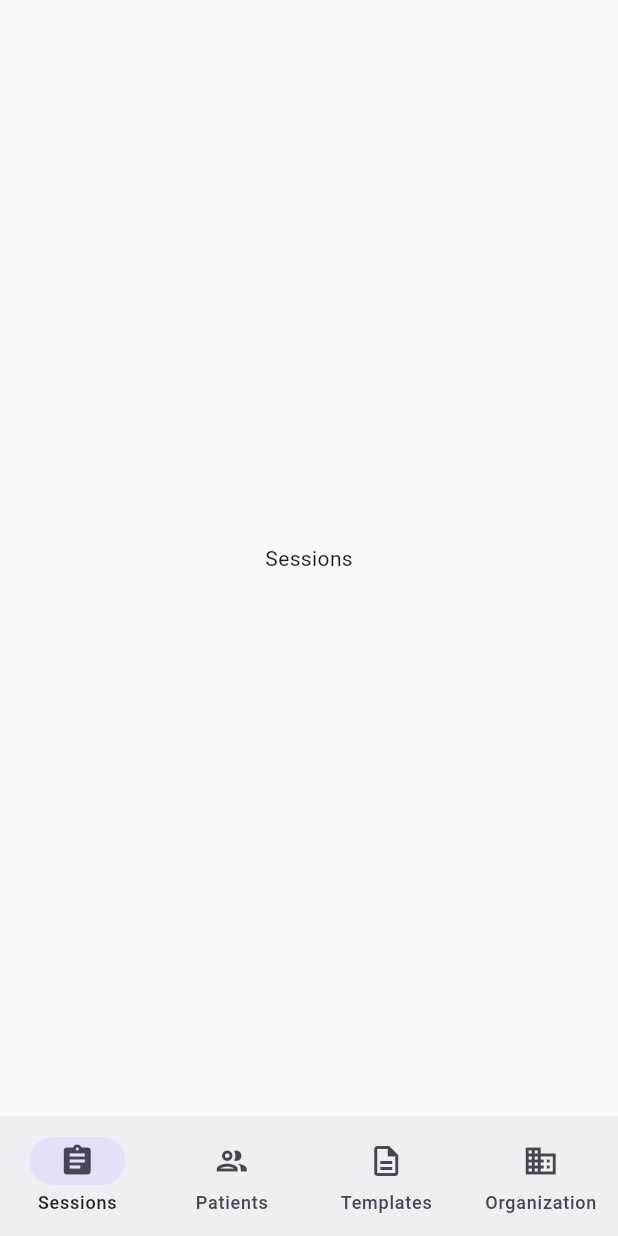
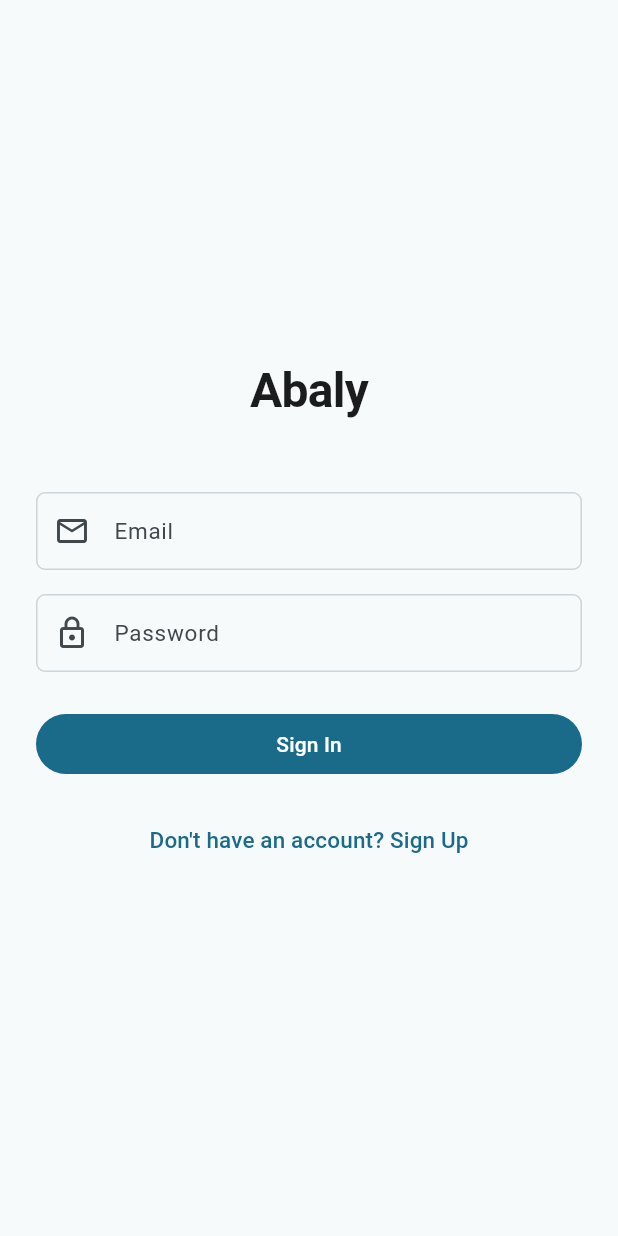
Before and after one commit to irvine5k/abaly-flutter, a Flutter app: the screen it shows after launch, on a phone screen of 412 x 824 dp. Run offline on Flutter 3.47's test engine with Material 3 defaults, Android fonts, the phone set to English and light mode, and no system bars; our stand-ins replace equatable, flutter_bloc, go_router, supabase_flutter; accounts and stored records are empty.

Commit message:
COR-40: Add auth feature with cubit, login/sign-up pages, and router guards (#9)
Co-authored-by: Kelven G. <kelven.galvao@consultant.skims.com>
Co-authored-by: Claude Opus 4.6 (1M context) <noreply@anthropic.com>

```diff
--- /dev/null
+++ b/lib/features/auth/cubit/auth_cubit.dart
@@ -0,0 +1,88 @@
+import 'dart:async';
+
+import 'package:flutter_bloc/flutter_bloc.dart';
+
+import '../data/auth_repository.dart';
+import 'auth_state.dart';
+
+class AuthCubit extends Cubit<AuthState> {
+  AuthCubit({required AuthRepository authRepository})
+      : _authRepository = authRepository,
+        super(const AuthInitial()) {
+    _authSubscription = _authRepository.authStateChanges.listen(
+      (user) {
+        if (user != null) {
+          emit(AuthAuthenticated(user));
+        } else {
+          emit(const AuthUnauthenticated());
+        }
+      },
+    );
+  }
+
+  final AuthRepository _authRepository;
+  StreamSubscription<dynamic>? _authSubscription;
+
+  Future<void> checkAuthStatus() async {
+    emit(const AuthLoading());
+    try {
+      final user = await _authRepository.getCurrentUser();
+      if (user != null) {
+        emit(AuthAuthenticated(user));
+      } else {
+        emit(const AuthUnauthenticated());
+      }
+    } catch (e) {
+      emit(AuthError(e.toString()));
+    }
+  }
+
+  Future<void> signIn({
+    required String email,
+    required String password,
+  }) async {
+    emit(const AuthLoading());
+    try {
+      final user = await _authRepository.signIn(
+        email: email,
+        password: password,
+      );
+      emit(AuthAuthenticated(user));
+    } catch (e) {
+      emit(AuthError(e.toString()));
+    }
+  }
+
+  Future<void> signUp({
+    required String email,
+    required String password,
+    required String fullName,
+  }) async {
+    emit(const AuthLoading());
+    try {
+      final user = await _authRepository.signUp(
+        email: email,
+        password: password,
+        fullName: fullName,
+      );
+      emit(AuthAuthenticated(user));
+    } catch (e) {
+      emit(AuthError(e.toString()));
+    }
+  }
+
+  Future<void> signOut() async {
+    try {
+      await _authRepository.signOut();
+      emit(const AuthUnauthenticated());
+    } catch (e) {
+      emit(AuthError(e.toString()));
+    }
+  }
+
+  @override
+  Future<void> close() {
+    _authSubscription?.cancel();
+    return super.close();
+  }
+}
--- /dev/null
+++ b/lib/features/auth/cubit/auth_state.dart
@@ -0,0 +1,40 @@
+import 'package:equatable/equatable.dart';
+
+import '../../../shared/models/app_user.dart';
+
+sealed class AuthState extends Equatable {
+  const AuthState();
+
+  @override
+  List<Object?> get props => [];
+}
+
+class AuthInitial extends AuthState {
+  const AuthInitial();
+}
+
+class AuthLoading extends AuthState {
+  const AuthLoading();
+}
+
+class AuthAuthenticated extends AuthState {
+  const AuthAuthenticated(this.user);
+
+  final AppUser user;
+
+  @override
+  List<Object?> get props => [user];
+}
+
+class AuthUnauthenticated extends AuthState {
+  const AuthUnauthenticated();
+}
+
+class AuthError extends AuthState {
+  const AuthError(this.message);
+
+  final String message;
+
+  @override
+  List<Object?> get props => [message];
+}
--- /dev/null
+++ b/lib/features/auth/data/auth_repository.dart
@@ -0,0 +1,13 @@
+import '../../../shared/models/app_user.dart';
+
+abstract class AuthRepository {
+  Future<AppUser> signIn({required String email, required String password});
+  Future<AppUser> signUp({
+    required String email,
+    required String password,
+    required String fullName,
+  });
+  Future<void> signOut();
+  Future<AppUser?> getCurrentUser();
+  Stream<AppUser?> get authStateChanges;
+}
--- /dev/null
+++ b/lib/features/auth/view/login_page.dart
@@ -0,0 +1,124 @@
+import 'package:flutter/material.dart';
+import 'package:flutter_bloc/flutter_bloc.dart';
+import 'package:go_router/go_router.dart';
+
+import '../cubit/auth_cubit.dart';
+import '../cubit/auth_state.dart';
+
+class LoginPage extends StatefulWidget {
+  const LoginPage({super.key});
+
+  @override
+  State<LoginPage> createState() => _LoginPageState();
+}
+
+class _LoginPageState extends State<LoginPage> {
+  final _emailController = TextEditingController();
+  final _passwordController = TextEditingController();
+  final _formKey = GlobalKey<FormState>();
+
+  @override
+  void dispose() {
+    _emailController.dispose();
+    _passwordController.dispose();
+    super.dispose();
+  }
+
+  @override
+  Widget build(BuildContext context) {
+    return Scaffold(
+      body: BlocListener<AuthCubit, AuthState>(
+        listener: (context, state) {
+          if (state is AuthError) {
+            ScaffoldMessenger.of(context).showSnackBar(
+              SnackBar(content: Text(state.message)),
+            );
+          }
+        },
+        child: Center(
+          child: SingleChildScrollView(
+            padding: const EdgeInsets.all(24),
+            child: Form(
+              key: _formKey,
+              child: Column(
+                mainAxisAlignment: MainAxisAlignment.center,
+                crossAxisAlignment: CrossAxisAlignment.stretch,
+                children: [
+                  Text(
+                    'Abaly',
+                    style: Theme.of(context).textTheme.headlineLarge,
+                    textAlign: TextAlign.center,
+                  ),
+                  const SizedBox(height: 48),
+                  TextFormField(
+                    controller: _emailController,
+                    decoration: const InputDecoration(
+                      labelText: 'Email',
+                      prefixIcon: Icon(Icons.email_outlined),
+                    ),
+                    keyboardType: TextInputType.emailAddress,
+                    autofillHints: const [AutofillHints.email],
+                    validator: (value) {
+                      if (value == null || value.isEmpty) {
+                        return 'Please enter your email';
+                      }
+                      return null;
+                    },
+                  ),
+                  const SizedBox(height: 16),
+                  TextFormField(
+                    controller: _passwordController,
+                    decoration: const InputDecoration(
+                      labelText: 'Password',
+                      prefixIcon: Icon(Icons.lock_outlined),
+                    ),
+                    obscureText: true,
+                    autofillHints: const [AutofillHints.password],
+                    validator: (value) {
+                      if (value == null || value.isEmpty) {
+                        return 'Please enter your password';
+                      }
+                      return null;
+                    },
+                  ),
+                  const SizedBox(height: 24),
+                  BlocBuilder<AuthCubit, AuthState>(
+                    builder: (context, state) {
+                      final isLoading = state is AuthLoading;
+                      return FilledButton(
+                        onPressed: isLoading ? null : _onSignIn,
+                        child: isLoading
+                            ? const SizedBox(
+                                height: 20,
+                                width: 20,
+                                child: CircularProgressIndicator(
+                                  strokeWidth: 2,
+                                ),
+                              )
+                            : const Text('Sign In'),
+                      );
+                    },
+                  ),
+                  const SizedBox(height: 16),
+                  TextButton(
+                    onPressed: () => context.go('/sign-up'),
+                    child: const Text("Don't have an account? Sign Up"),
+                  ),
+                ],
+              ),
+            ),
+          ),
+        ),
+      ),
+    );
+  }
+
+  void _onSignIn() {
+    if (_formKey.currentState!.validate()) {
+      context.read<AuthCubit>().signIn(
+            email: _emailController.text.trim(),
+            password: _passwordController.text,
+          );
+    }
+  }
+}
--- a/lib/main.dart
+++ b/lib/main.dart
@@ -1,23 +1,45 @@
 import 'package:flutter/material.dart';
+import 'package:flutter_bloc/flutter_bloc.dart';
+import 'package:supabase_flutter/supabase_flutter.dart';
 
+import 'core/supabase/supabase_init.dart';
+import 'core/theme/app_theme.dart';
+import 'features/auth/cubit/auth_cubit.dart';
+import 'features/auth/data/auth_repository.dart';
+import 'features/auth/data/supabase_auth_repository.dart';
 import 'routing/app_router.dart';
 
-void main() {
-  runApp(const AbalyApp());
+void main() async {
+  WidgetsFlutterBinding.ensureInitialized();
+  await initSupabase();
+
+  final authRepository = SupabaseAuthRepository(
+    client: Supabase.instance.client,
+  );
+
+  runApp(AbalyApp(authRepository: authRepository));
 }
 
 class AbalyApp extends StatelessWidget {
-  const AbalyApp({super.key});
+  const AbalyApp({super.key, required this.authRepository});
+
+  final AuthRepository authRepository;
 
   @override
   Widget build(BuildContext context) {
-    return MaterialApp.router(
-      title: 'Abaly',
-      theme: ThemeData(
-        colorScheme: ColorScheme.fromSeed(seedColor: Colors.deepPurple),
-        useMaterial3: true,
+    return BlocProvider(
+      create: (_) => AuthCubit(authRepository: authRepository)
+        ..checkAuthStatus(),
+      child: Builder(
+        builder: (context) {
+          final authCubit = context.read<AuthCubit>();
+          return MaterialApp.router(
+            title: 'Abaly',
+            theme: AppTheme.lightTheme,
+            routerConfig: appRouter(authCubit),
+          );
+        },
       ),
-      routerConfig: appRouter,
     );
   }
 }
--- a/lib/routing/app_router.dart
+++ b/lib/routing/app_router.dart
@@ -1,6 +1,10 @@
 import 'package:flutter/material.dart';
 import 'package:go_router/go_router.dart';
 
+import '../features/auth/cubit/auth_cubit.dart';
+import '../features/auth/cubit/auth_state.dart';
+import '../features/auth/view/login_page.dart';
+import '../features/auth/view/sign_up_page.dart';
 import '../features/home/view/home_page.dart';
 import '../features/organization/view/organization_page.dart';
 import '../features/patients/view/patients_page.dart';
@@ -9,10 +13,30 @@ import '../features/templates/view/templates_page.dart';
 
 final _rootNavigatorKey = GlobalKey<NavigatorState>();
 
-final appRouter = GoRouter(
+GoRouter appRouter(AuthCubit authCubit) => GoRouter(
       navigatorKey: _rootNavigatorKey,
       initialLocation: '/sessions',
+      refreshListenable: _AuthRefreshListenable(authCubit),
+      redirect: (context, state) {
+        final authState = authCubit.state;
+        final isAuthenticated = authState is AuthAuthenticated;
+        final isAuthRoute =
+            state.matchedLocation == '/login' ||
+            state.matchedLocation == '/sign-up';
+
+        if (!isAuthenticated && !isAuthRoute) return '/login';
+        if (isAuthenticated && isAuthRoute) return '/sessions';
+        return null;
+      },
       routes: [
+        GoRoute(
+          path: '/login',
+          builder: (context, state) => const LoginPage(),
+        ),
+        GoRoute(
+          path: '/sign-up',
+          builder: (context, state) => const SignUpPage(),
+        ),
         StatefulShellRoute.indexedStack(
           builder: (context, state, navigationShell) {
             return HomePage(navigationShell: navigationShell);
@@ -54,3 +78,9 @@ final appRouter = GoRouter(
         ),
       ],
     );
+
+class _AuthRefreshListenable extends ChangeNotifier {
+  _AuthRefreshListenable(AuthCubit cubit) {
+    cubit.stream.listen((_) => notifyListeners());
+  }
+}
```
Also changed, not shown: lib/features/auth/data/supabase_auth_repository.dart (added, +78 -0 lines), lib/features/auth/view/sign_up_page.dart (added, +146 -0 lines), 3 other files. Lines whose indentation alone changed are shown as unchanged.
